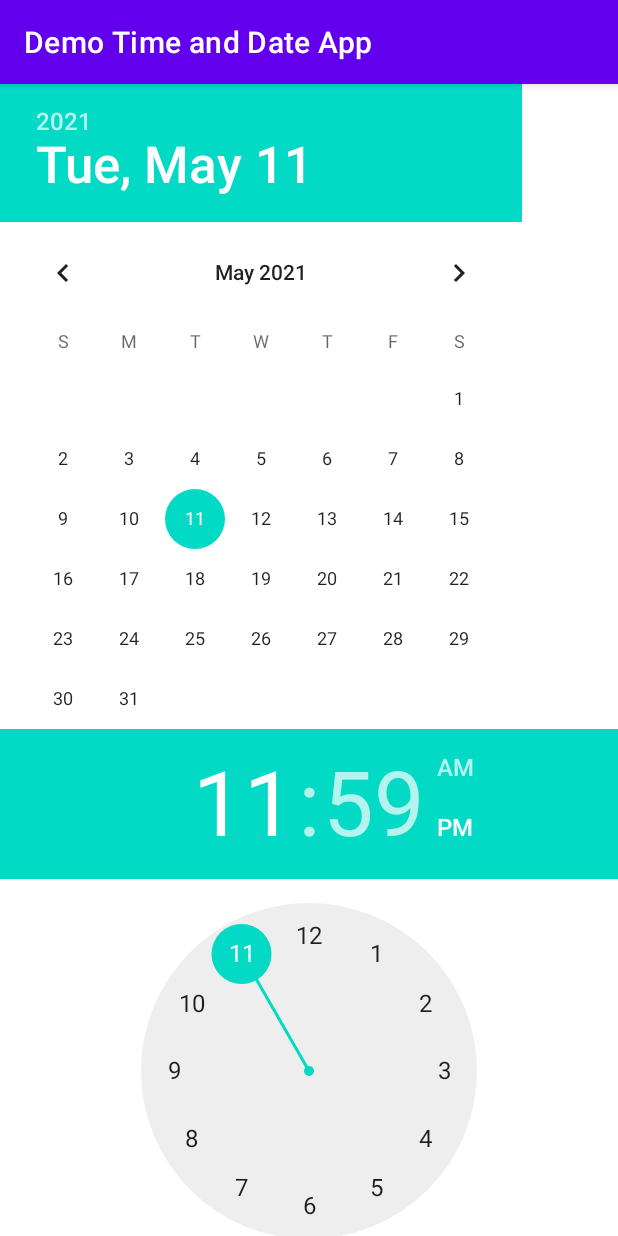
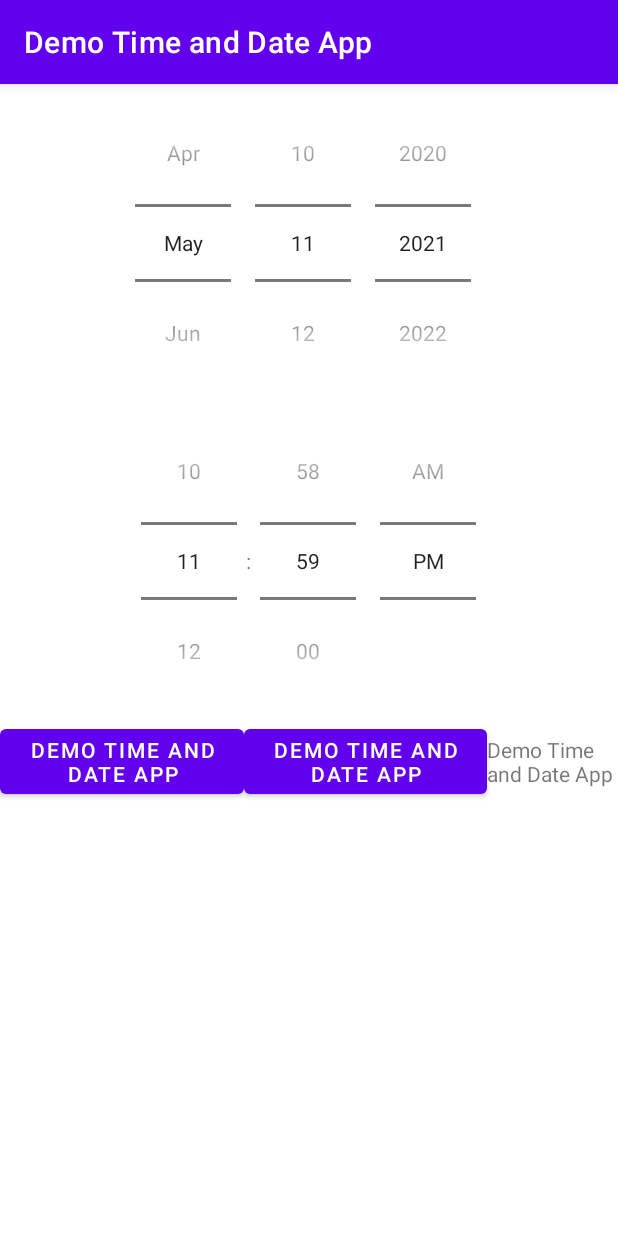
Before and after one commit to Kilmaa/DemoTimeandDateApp, an Android app: the screen it shows after launch (MainActivity), on a phone screen of 412 x 824 dp. Run offline under Robolectric (Android 15) with nearby library versions, the phone set to English and light mode, and no system bars.

Commit message:
Section A

```diff
--- a/app/src/main/res/layout/activity_main.xml
+++ b/app/src/main/res/layout/activity_main.xml
@@ -15,11 +15,14 @@
 
             <DatePicker
                 android:id="@+id/datePicker"
+                android:datePickerMode="spinner"
+                android:calendarViewShown="false"
                 android:layout_width="match_parent"
                 android:layout_height="wrap_content" />
 
             <TimePicker
                 android:id="@+id/timePicker"
+                android:timePickerMode="spinner"
                 android:layout_width="match_parent"
                 android:layout_height="wrap_content" />
 
@@ -33,14 +36,21 @@
                     android:layout_width="wrap_content"
                     android:layout_height="wrap_content"
                     android:layout_weight="1"
-                    android:text="Button" />
+                    android:text="@string/dName" />
 
                 <Button
                     android:id="@+id/buttonDisplayDate"
                     android:layout_width="wrap_content"
                     android:layout_height="wrap_content"
                     android:layout_weight="1"
-                    android:text="Button" />
+                    android:text="@string/dDate" />
+
+                <TextView
+                    android:id="@+id/textViewDisplay"
+                    android:layout_width="wrap_content"
+                    android:layout_height="wrap_content"
+                    android:layout_weight="1"
+                    android:text="@string/dResult" />
             </LinearLayout>
         </LinearLayout>
     </ScrollView>
--- a/app/src/main/res/values/strings.xml
+++ b/app/src/main/res/values/strings.xml
@@ -1,3 +1,7 @@
 <resources>
     <string name="app_name">Demo Time and Date App</string>
+    <string name="dName">Demo Time and Date App</string>
+    <string name="dDate">Demo Time and Date App</string>
+    <string name="dResult">Demo Time and Date App</string>
+
 </resources>
```
